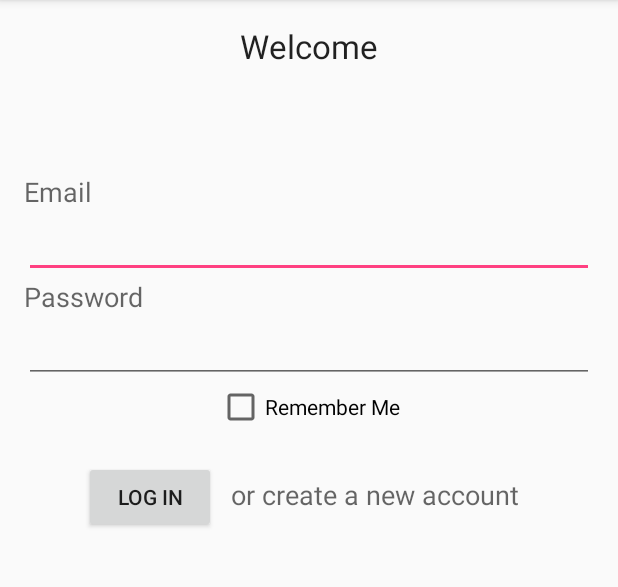
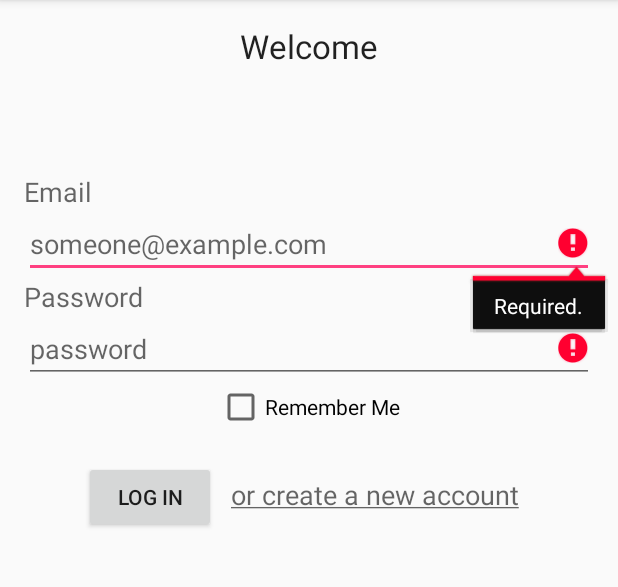
Before and after one commit to kurt-bautista/cat-adopter, an Android app: the screen it shows after launch (LoginActivity), after a tap on "LOG IN", on a phone screen of 412 x 824 dp, the part 84-671 px from its top. Run offline under Robolectric (Android 15) with nearby library versions, the phone set to English and light mode, and no system bars; our stand-ins replace Firebase (no records; nobody signed in at launch, a user with empty details on screens opened directly).

Commit message:
some progress

```diff
--- a/app/src/main/java/com/pelaez/bautista/catadopter/LoginActivity.java
+++ b/app/src/main/java/com/pelaez/bautista/catadopter/LoginActivity.java
@@ -1,26 +1,109 @@
 package com.pelaez.bautista.catadopter;
 
+import android.content.Intent;
+import android.support.annotation.NonNull;
 import android.support.v7.app.AppCompatActivity;
 import android.os.Bundle;
+import android.text.TextUtils;
 import android.view.View;
 import android.widget.EditText;
+import android.widget.Toast;
+
+import com.google.android.gms.tasks.OnCompleteListener;
+import com.google.android.gms.tasks.Task;
+import com.google.firebase.auth.AuthResult;
+import com.google.firebase.auth.FirebaseAuth;
+import com.google.firebase.auth.FirebaseUser;
 
 public class LoginActivity extends AppCompatActivity {
 
     private EditText email;
     private EditText password;
 
+    private FirebaseAuth mAuth;
+    private FirebaseAuth.AuthStateListener mAuthListener;
+
+
     @Override
     protected void onCreate(Bundle savedInstanceState) {
         super.onCreate(savedInstanceState);
         setContentView(R.layout.activity_login);
+
+        email = (EditText)findViewById(R.id.emailTextBox);
+        password = (EditText)findViewById(R.id.passwordTextBox);
+
+        mAuth = FirebaseAuth.getInstance();
+        mAuthListener = new FirebaseAuth.AuthStateListener() {
+            @Override
+            public void onAuthStateChanged(@NonNull FirebaseAuth firebaseAuth) {
+                FirebaseUser user = firebaseAuth.getCurrentUser();
+                if(user != null)
+                {
+                    //signed in
+                    //startActivity(MainActivity)
+                }
+                else
+                {
+                    //signed out
+                }
+            }
+        };
+
+    }
+
+    @Override
+    public void onStart() {
+        super.onStart();
+        mAuth.addAuthStateListener(mAuthListener);
+    }
+
+    @Override
+    public void onStop() {
+        super.onStop();
+        if(mAuthListener != null) {
+            mAuth.removeAuthStateListener(mAuthListener);
+        }
     }
 
     public void login(View v) {
 
+        if(!validateForm()) return;
+
+        mAuth.signInWithEmailAndPassword(email.getText().toString(), password.getText().toString())
+                .addOnCompleteListener(this, new OnCompleteListener<AuthResult>() {
+                    @Override
+                    public void onComplete(@NonNull Task<AuthResult> task) {
+                        if(!task.isSuccessful()) {
+                            Toast.makeText(LoginActivity.this, "Authentication failed", Toast.LENGTH_SHORT).show();
+                        }
+                    }
+                });
     }
 
     public void register(View v) {
+//        Intent i = new Intent(this, com.pelaez.bautista.catadopter.RegisterActivity.class);
+//        startActivity(i);
+    }
 
+    private boolean validateForm() {
+        boolean valid = true;
+
+        String emailAddress = email.getText().toString();
+        if (TextUtils.isEmpty(emailAddress)) {
+            email.setError("Required.");
+            valid = false;
+        } else {
+            email.setError(null);
+        }
+
+        String password = this.password.getText().toString();
+        if (TextUtils.isEmpty(password)) {
+            this.password.setError("Required.");
+            valid = false;
+        } else {
+            this.password.setError(null);
+        }
+
+        return valid;
     }
 }
--- a/app/src/main/res/layout/activity_login.xml
+++ b/app/src/main/res/layout/activity_login.xml
@@ -37,7 +37,8 @@
             android:layout_height="wrap_content"
             android:inputType="textEmailAddress"
             android:ems="10"
-            android:id="@+id/emailTextBox" />
+            android:id="@+id/emailTextBox"
+            android:hint="someone@example.com" />
 
         <TextView
             android:layout_width="wrap_content"
@@ -51,7 +52,8 @@
             android:layout_height="wrap_content"
             android:inputType="textPassword"
             android:ems="10"
-            android:id="@+id/passwordTextBox" />
+            android:id="@+id/passwordTextBox"
+            android:hint="password" />
 
         <CheckBox
             android:layout_width="wrap_content"
--- a/app/src/main/res/values/strings.xml
+++ b/app/src/main/res/values/strings.xml
@@ -5,5 +5,5 @@
     <string name="password">Password</string>
     <string name="rememberMe">Remember Me</string>
     <string name="signIn">Log In</string>
-    <string name="register">or create a new account</string>
+    <string name="register"><u>or create a new account</u></string>
 </resources>
```
